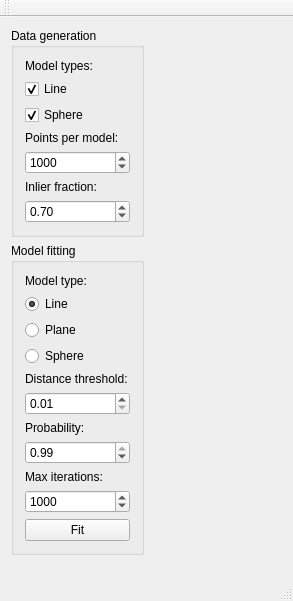
Old version of the form examples/qt/qt_example.ui in the repository taketwo/tviewer.
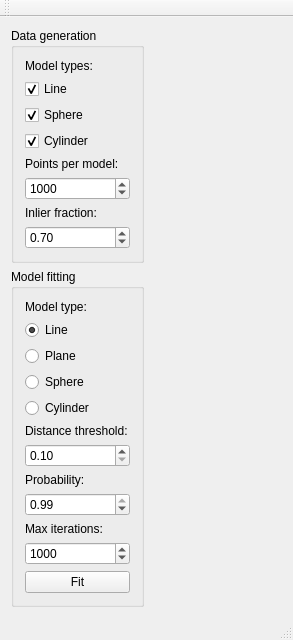
New version of the form. Custom widgets are drawn as their Qt base class.

Commit message: Add cylinder model to Qt example

```diff
--- a/examples/qt/qt_example.ui
+++ b/examples/qt/qt_example.ui
@@ -54,6 +54,16 @@
          </property>
         </widget>
        </item>
+       <item>
+        <widget class="QCheckBox" name="checkbox_cylinder">
+         <property name="text">
+          <string>Cylinder</string>
+         </property>
+         <property name="checked">
+          <bool>true</bool>
+         </property>
+        </widget>
+       </item>
        <item>
         <widget class="QLabel" name="label_5">
          <property name="text">
@@ -137,6 +147,13 @@
          </property>
         </widget>
        </item>
+       <item>
+        <widget class="QRadioButton" name="radio_cylinder">
+         <property name="text">
+          <string>Cylinder</string>
+         </property>
+        </widget>
+       </item>
        <item>
         <widget class="QLabel" name="label_distance_threshold">
          <property name="toolTip">
@@ -150,7 +167,7 @@
        <item>
         <widget class="QDoubleSpinBox" name="spinbox_distance_threshold">
          <property name="minimum">
-          <double>0.010000000000000</double>
+          <double>0.100000000000000</double>
          </property>
          <property name="maximum">
           <double>10.000000000000000</double>
```
Left out of the diff: 16 changed lines with no effect on the pictures. The commit also changes 1 other file.
